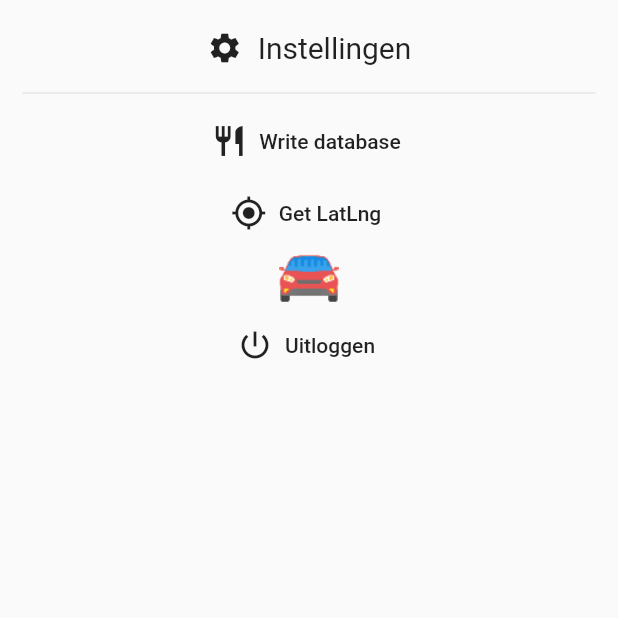
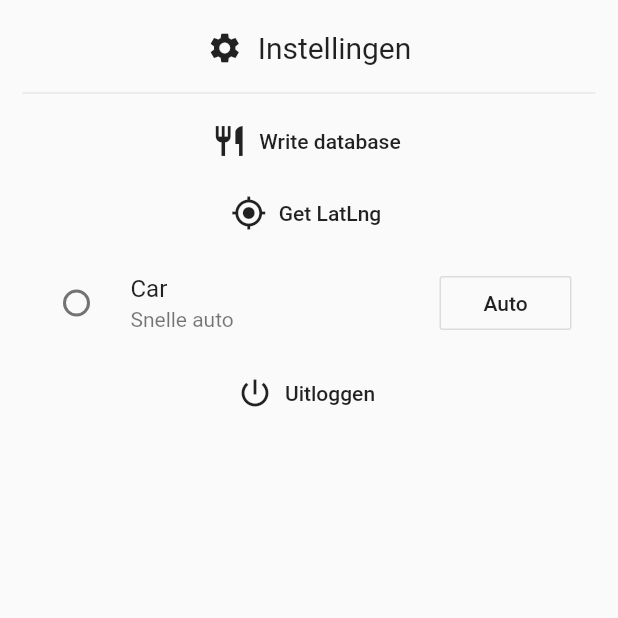
Before and after one commit to tik1111/jotihunt, a Flutter app: the SettingsScreen screen opened directly, on a phone screen of 412 x 824 dp, the top half of it. Run offline on Flutter 3.47's test engine with Material 2 defaults, Android fonts, the phone set to English and light mode, and no system bars; our stand-ins replace cloud_firestore, firebase_auth, flutter_spinkit, geolocator, google_maps_flutter; accounts and stored records are empty.

Commit message:
Add  car select

```diff
--- a/lib/googleMaps/jotiMap.dart
+++ b/lib/googleMaps/jotiMap.dart
@@ -3,7 +3,7 @@ import 'package:cloud_firestore/cloud_firestore.dart';
 import 'package:flutter/material.dart';
 import 'package:geolocator/geolocator.dart';
 import 'package:google_maps_flutter/google_maps_flutter.dart';
-import 'package:jotihunt/models/vehicles/vehicle.dart';
+
 import 'package:jotihunt/services/markerHandler.dart';
 
 
--- a/lib/googleMaps/jotiMap_copy.dart
+++ b/lib/googleMaps/jotiMap_copy.dart
@@ -4,7 +4,6 @@ import 'package:cloud_firestore/cloud_firestore.dart';
 import 'package:flutter/material.dart';
 import 'package:geolocator/geolocator.dart';
 import 'package:google_maps_flutter/google_maps_flutter.dart';
-import 'package:jotihunt/models/vehicles/vehicle.dart';
 import 'package:jotihunt/services/databaseHandler.dart';
 import 'package:jotihunt/services/markerHandler.dart';
 
--- a/lib/models/vehicles/vehicle.dart
+++ /dev/null
@@ -1,14 +0,0 @@
-class Vehicle {
-
-
-
-  Vehicle(){
-
-  }
-
-
-  String typeOfCar(){
-    return "assets/car_icon_blue.png";
-  }
-
-}
--- a/lib/screens/home_screen.dart
+++ b/lib/screens/home_screen.dart
@@ -1,6 +1,5 @@
 import 'package:flutter/material.dart';
 import 'package:jotihunt/googleMaps/jotiMap_copy.dart';
-import 'package:jotihunt/googleMaps/jotiMap.dart';
 import 'package:jotihunt/screens/settings_screen.dart';
 
 
@@ -17,7 +16,7 @@ class _HomeScreenState extends State<HomeScreen> {
   //static const TextStyle optionStyle =
   //TextStyle(fontSize: 30, fontWeight: FontWeight.bold);
   static List<Widget> _widgetOptions = <Widget>[
-    JotiMap_test(),
+    SettingsScreen(),
     JotiMap_test(),
     SettingsScreen(),
     SettingsScreen(),
--- a/lib/screens/settings_screen.dart
+++ b/lib/screens/settings_screen.dart
@@ -1,7 +1,7 @@
 import 'package:flutter/material.dart';
+import 'package:jotihunt/screens/settings_screen/vehicle_select.dart';
 import 'package:jotihunt/services/authservice.dart';
 import 'package:jotihunt/services/databaseHandler.dart';
-import 'package:jotihunt/services/markerHandler.dart';
 import 'package:jotihunt/services/locationservice.dart';
 
 
@@ -12,8 +12,13 @@ class SettingsScreen extends StatelessWidget {
 
 
 
+
+
   @override
   Widget build(BuildContext context) {
+
+
+
     return Scaffold(
 
       body: Container(
@@ -70,23 +75,13 @@ class SettingsScreen extends StatelessWidget {
             ),
             Padding(
               padding: const EdgeInsets.symmetric(horizontal: 15, vertical: 0),
-              child: Row(
+              child:
+                        VehicleRadioSelect()
 
-                mainAxisAlignment: MainAxisAlignment.center,
-                children: <Widget>[
-                  Container(
-                    child: new Image.asset(
-                      'assets/car.png',
-                      height: 40,
-                      width: 40,
-                    ),
                   ),
 
 
-              ],
-              ),
 
-            ),
 
             Padding(
               padding: const EdgeInsets.symmetric(horizontal: 15, vertical: 0),
--- /dev/null
+++ b/lib/screens/settings_screen/vehicle_select.dart
@@ -0,0 +1,48 @@
+import 'dart:developer';
+
+import 'package:flutter/material.dart';
+
+class VehicleRadioSelect extends StatefulWidget {
+  VehicleRadioSelect({Key key}) : super(key: key);
+
+  @override
+  _VehicleRadioSelectState createState() => _VehicleRadioSelectState();
+}
+
+
+enum VehicleOptions { car, bike, skateboard }
+
+String counter = '';
+class _VehicleRadioSelectState extends State<VehicleRadioSelect> {
+
+VehicleOptions _character = VehicleOptions.car;
+
+
+  @override
+  Widget build(BuildContext context) {
+
+    return Container(
+          child: Column(
+         mainAxisAlignment: MainAxisAlignment.start,
+         children: <Widget>[
+           RadioListTile(
+             value: 1,
+             groupValue: 0,
+             title: Text('Car'),
+             subtitle: Text('Snelle auto'),
+             activeColor: Colors.blue,
+             secondary: OutlineButton(
+               child: Text('Auto'),
+               onPressed: (){
+                 log('nog snellere auto');
+                 },
+              ),
+             onChanged: (val){
+             log('car');
+            },
+           )
+         ],
+      ),
+    );
+  }
+}
```
Also changed, not shown: lib/models/vehicles/car.dart (deleted).
